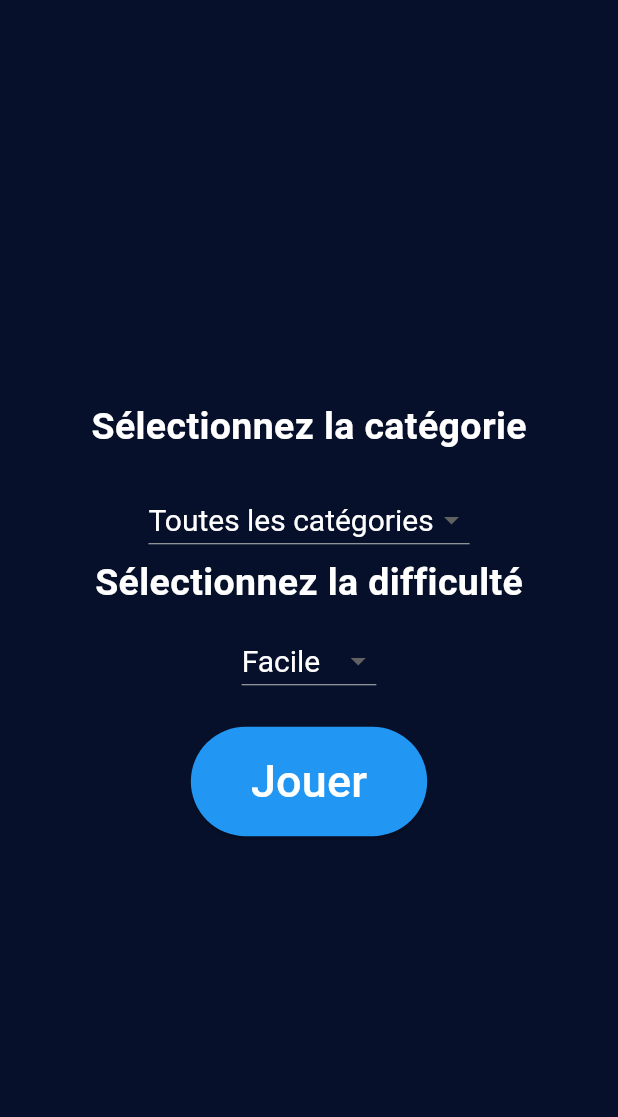
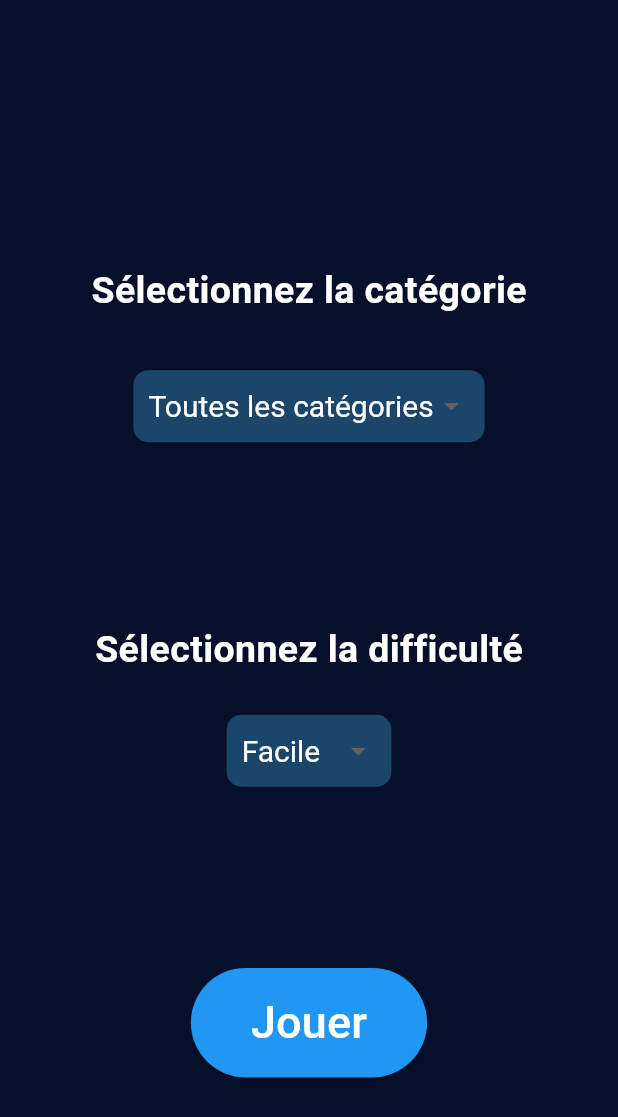
Before and after one commit to Zilba26/master_quiz, a Flutter app: the ChooseOptions screen opened directly, on a phone screen of 412 x 824 dp. Shown: the top 1117 px of the screen. Run offline on Flutter 3.47's test engine with Material 3 defaults, Android fonts, the phone set to English and light mode, and no system bars; our stand-ins replace shared_preferences, stop_watch_timer; missing offline and left inert: newton_particles, particle_field, rnd; accounts and stored records are empty.

Commit message:
design choose option page

```diff
--- a/lib/ui/screens/choose_options.dart
+++ b/lib/ui/screens/choose_options.dart
@@ -32,17 +32,27 @@ class _ChooseOptionsState extends State<ChooseOptions> {
           animated: false,
           child: Center(
             child: Column(
-              mainAxisAlignment: MainAxisAlignment.center,
-
+              mainAxisAlignment: MainAxisAlignment.spaceEvenly,
               children: [
+                Column(
+                  children: [
+                    const SizedBox(height: 70.0),
                     const Text(
                       'Sélectionnez la catégorie',
                       style: TextStyle(fontSize: 25.0, fontWeight: FontWeight.bold, color: Colors.white),
                     ),
                     const SizedBox(height: 20.0),
                     // Sélecteur de catégorie
-                DropdownButton<Category>(
+                    Container(
+                      margin: const EdgeInsets.all(15.0),
+                      padding: const EdgeInsets.only(left: 10.0, right: 10.0),
+                      decoration: BoxDecoration(
+                          color: bordersColor,
+                          borderRadius: BorderRadius.circular(10.0)
+                      ),
+                      child: DropdownButton<Category>(
                         value: selectedCategory,
+                        underline: const SizedBox(),
                         style: const TextStyle(fontSize: 20.0, color: Colors.white),
                         dropdownColor: bordersColor,
                         onChanged: (Category? newValue) {
@@ -57,14 +67,27 @@ class _ChooseOptionsState extends State<ChooseOptions> {
                           );
                         }).toList(),
                       ),
+                    ),
+                  ],
+                ),
+                Column(
+                  children: [
                     const Text(
                       'Sélectionnez la difficulté',
                       style: TextStyle(fontSize: 25.0, fontWeight: FontWeight.bold, color: Colors.white),
                     ),
                     const SizedBox(height: 10.0),
                     // Sélecteur de difficulté
-                DropdownButton<Difficulty>(
+                    Container(
+                      margin: const EdgeInsets.all(15.0),
+                      padding: const EdgeInsets.only(left: 10.0, right: 10.0),
+                      decoration: BoxDecoration(
+                          color: bordersColor,
+                          borderRadius: BorderRadius.circular(10.0)
+                      ),
+                      child: DropdownButton<Difficulty>(
                         value: selectedDifficulty,
+                        underline: const SizedBox(),
                         style: const TextStyle(fontSize: 20.0, color: Colors.white),
                         dropdownColor: bordersColor,
                         onChanged: (Difficulty? newValue) {
@@ -79,7 +102,9 @@ class _ChooseOptionsState extends State<ChooseOptions> {
                           );
                         }).toList(),
                       ),
-                const SizedBox(height: 20.0),
+                    ),
+                  ],
+                ),
                 MainButton(
                   text: 'Jouer',
                   fontSize: 30.0,
```
Lines whose indentation alone changed are shown as unchanged.
